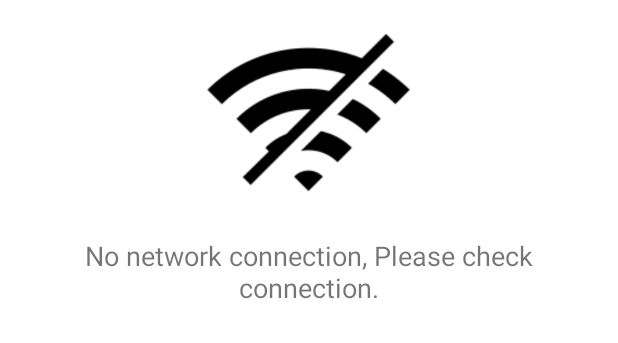
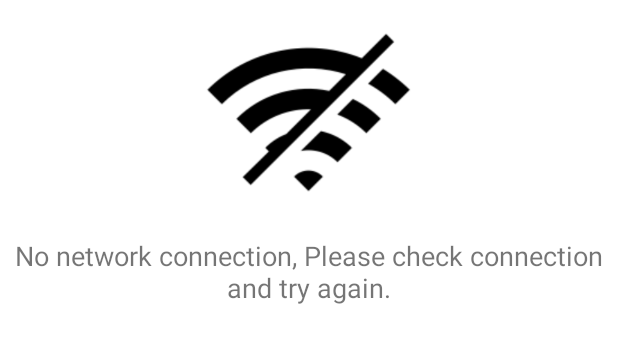
Before and after one commit to vejathegreat/UntamedAfrica, an Android app: the layout layout_internet_error.xml on its own in the app's theme, with its tools: preview values and no code run, on a phone screen of 412 x 824 dp. Shown: the top 343 px of the screen. Run offline under Robolectric (Android 15) with nearby library versions, the phone set to English and light mode, and no system bars; Roboto replaces fonts that are not available here.

```diff
--- a/app/src/main/res/values/strings.xml
+++ b/app/src/main/res/values/strings.xml
@@ -2,7 +2,6 @@
     <string name="app_name">Untamed Africa</string>
     <string name="navigation_drawer_open">Open navigation drawer</string>
     <string name="navigation_drawer_close">Close navigation drawer</string>
-
     <string name="menu_categories">Categories</string>
     <string name="menu_favorite">Favorites</string>
     <string name="menu_news">News</string>
@@ -17,7 +16,7 @@
     <string name="get_involved_title">Get Involved</string>
     <string name="try_again">Try Again</string>
     <string name="something_went_wrong_try_again_later_or_refresh">Something went wrong, try again later or refresh.</string>
-    <string name="no_network_connection_please_check_connection">No network connection, Please check connection.</string>
+    <string name="no_network_connection_please_check_connection">No network connection, Please check connection and try again.</string>
     <string name="title_activity_animal_details">AnimalDetailsActivity</string>
     <string name="scientific_names">Scientific Names:</string>
     <string name="habitat">Where do they live? </string>
```
